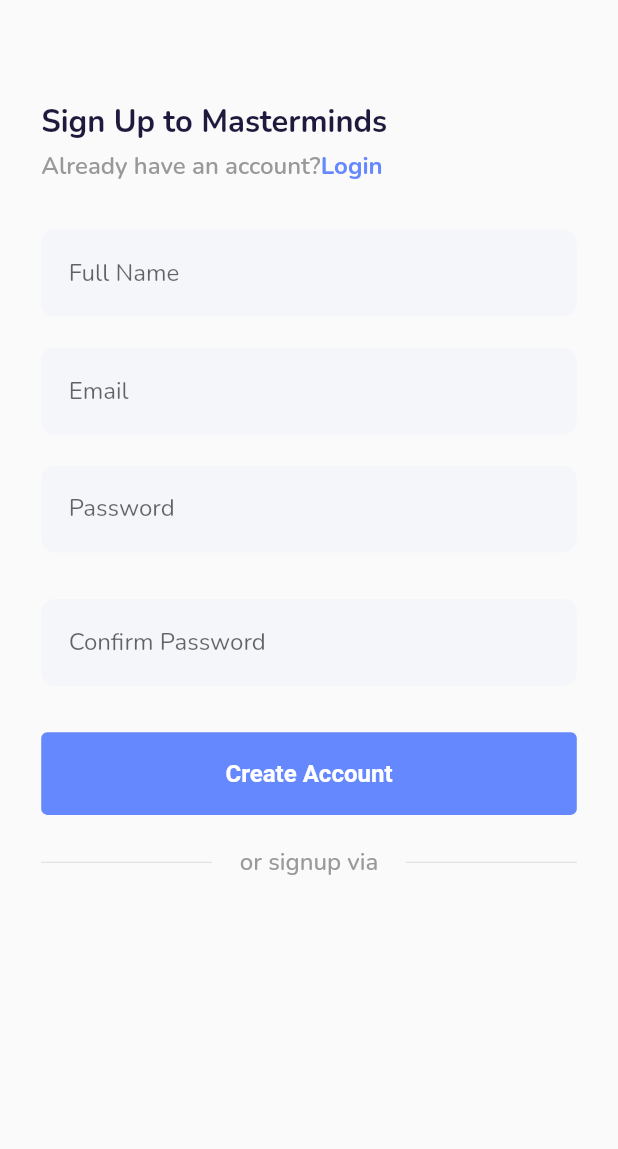
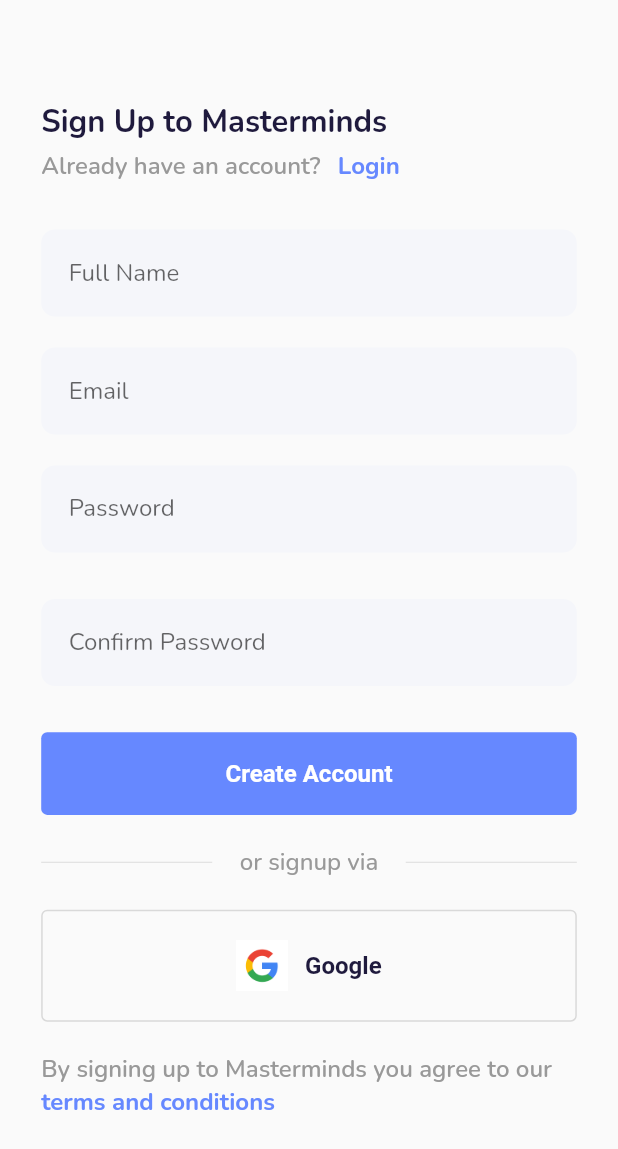
Before and after one commit to Mugisha-isaac/Flutte-responsive-authpages, a Flutter app: the screen it shows after launch, on a phone screen of 412 x 824 dp. Shown: the top 1149 px of the screen. Run offline on Flutter 3.47's test engine with Material 2 defaults, Android fonts, the phone set to English and light mode, and no system bars; our stand-ins replace flutter_screenutil, google_fonts.

Commit message:
done with quick way of creating responsive app in flutter

```diff
--- a/lib/main.dart
+++ b/lib/main.dart
@@ -79,6 +79,9 @@ class HomePage extends StatelessWidget {
                         fontWeight: FontWeight.w600,
                         color: lightTextColor),
                   ),
+                  SizedBox(
+                    width: 10.w,
+                  ),
                   Text(
                     "Login",
                     style: TextStyle(
@@ -132,7 +135,62 @@ class HomePage extends StatelessWidget {
                   ),
                   Expanded(child: Divider())
                 ],
-              )
+              ),
+              SizedBox(
+                height: 16.h,
+              ),
+              SizedBox(
+                width: double.infinity,
+                child: TextButton(
+                  onPressed: () {},
+                  style: ButtonStyle(
+                      side: MaterialStateProperty.all(
+                          BorderSide(color: borderColor)),
+                      foregroundColor: MaterialStateProperty.all(darkTextColor),
+                      padding: MaterialStateProperty.all(
+                          EdgeInsets.symmetric(vertical: 14.h)),
+                      textStyle: MaterialStateProperty.all(TextStyle(
+                          fontSize: 14.sp, fontWeight: FontWeight.w700))),
+                  child: Row(
+                    mainAxisSize: MainAxisSize.min,
+                    children: [
+                      Image.asset(
+                        "assets/Google.png",
+                        width: 30.w,
+                        height: 30.h,
+                      ),
+                      SizedBox(
+                        width: 10.w,
+                      ),
+                      Text("Google"),
+                    ],
+                  ),
+                ),
+              ),
+              SizedBox(
+                height: 16.h,
+              ),
+              Wrap(
+                children: [
+                  Text(
+                    "By signing up to Masterminds you agree to our",
+                    style: TextStyle(
+                        fontSize: 14.sp,
+                        fontWeight: FontWeight.w600,
+                        color: lightTextColor),
+                  ),
+                  SizedBox(
+                    width: 10.w,
+                  ),
+                  Text(
+                    "terms and conditions",
+                    style: TextStyle(
+                        fontSize: 14.sp,
+                        fontWeight: FontWeight.w700,
+                        color: purpleColor),
+                  ),
+                ],
+              ),
             ],
           ),
         ),
--- a/pubspec.yaml
+++ b/pubspec.yaml
@@ -60,8 +60,8 @@ flutter:
   uses-material-design: true
 
   # To add assets to your application, add an assets section, like this:
-  # assets:
-  #   - images/a_dot_burr.jpeg
+  assets:
+    - assets/Google.png
   #   - images/a_dot_ham.jpeg
 
   # An image asset can refer to one or more resolution-specific "variants", see
```
Also changed, not shown: assets/Google.png (added).
